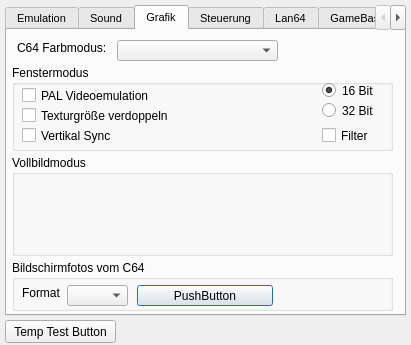
Above: setup_window.ui from ThKattanek/emu64 before the change. Below: the same form after it.
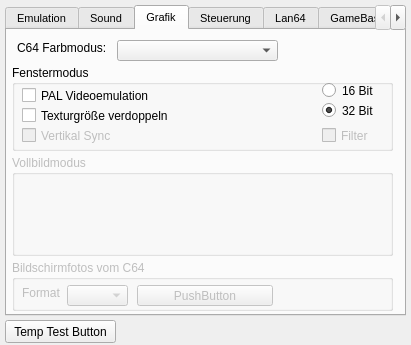
That is the form after the change. The open tabs and pages were chosen to show the change.

The edit to the form file:
```diff
--- a/setup_window.ui
+++ b/setup_window.ui
@@ -136,6 +136,9 @@
       </property>
      </widget>
      <widget class="QCheckBox" name="WVsync">
+      <property name="enabled">
+       <bool>false</bool>
+      </property>
       <property name="geometry">
        <rect>
         <x>10</x>
@@ -149,6 +152,9 @@
       </property>
      </widget>
      <widget class="QCheckBox" name="WFilter">
+      <property name="enabled">
+       <bool>false</bool>
+      </property>
       <property name="geometry">
        <rect>
         <x>310</x>
@@ -174,10 +180,13 @@
        <string>16 Bit</string>
       </property>
       <property name="checked">
-       <bool>true</bool>
+       <bool>false</bool>
       </property>
      </widget>
      <widget class="QRadioButton" name="W32Bit">
+      <property name="enabled">
+       <bool>true</bool>
+      </property>
       <property name="geometry">
        <rect>
         <x>310</x>
@@ -189,9 +198,15 @@
       <property name="text">
        <string>32 Bit</string>
       </property>
+      <property name="checked">
+       <bool>true</bool>
+      </property>
      </widget>
     </widget>
     <widget class="QGroupBox" name="FullscreenGroup">
+     <property name="enabled">
+      <bool>false</bool>
+     </property>
      <property name="geometry">
       <rect>
        <x>5</x>
@@ -210,6 +225,9 @@
      </property>
     </widget>
     <widget class="QGroupBox" name="screenshot_group">
+     <property name="enabled">
+      <bool>false</bool>
+     </property>
      <property name="geometry">
       <rect>
        <x>5</x>
@@ -245,6 +263,9 @@
       </property>
      </widget>
      <widget class="QComboBox" name="comboBox">
+      <property name="enabled">
+       <bool>false</bool>
+      </property>
       <property name="geometry">
        <rect>
         <x>55</x>
```
Left out of the diff: 2 changed lines with no effect on the pictures.
